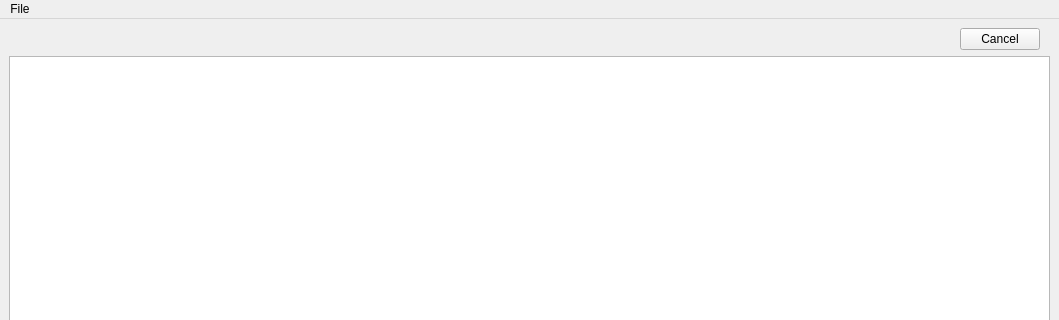
Old version of the form ui_files/main-window.ui in the repository abeshahsan/Photo-Wizard; both pictures show x 0 to 1059 and y 0 to 320 of the 1059 by 663 pixel window.
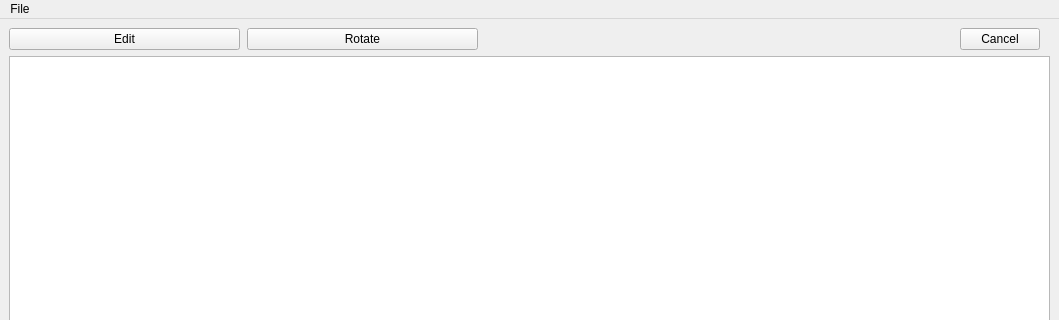
New version of the form.

```diff
--- a/ui_files/main-window.ui
+++ b/ui_files/main-window.ui
@@ -46,7 +46,7 @@
       <enum>QLayout::SetNoConstraint</enum>
      </property>
      <item>
-      <layout class="QHBoxLayout" name="edit_toolbar" stretch="1,0">
+      <layout class="QHBoxLayout" name="edit_toolbar" stretch="1,1,0">
        <property name="spacing">
         <number>7</number>
        </property>
@@ -57,7 +57,25 @@
         <number>10</number>
        </property>
        <item>
-        <widget class="QWidget" name="horizontalWidget_3" native="true">
+        <layout class="QHBoxLayout" name="horizontalLayout_3">
+         <item>
+          <widget class="QPushButton" name="pushButton">
+           <property name="text">
+            <string>Edit</string>
+           </property>
+          </widget>
+         </item>
+         <item>
+          <widget class="QPushButton" name="pushButton_2">
+           <property name="text">
+            <string>Rotate</string>
+           </property>
+          </widget>
+         </item>
+        </layout>
+       </item>
+       <item>
+        <widget class="QWidget" name="alignment_widget_1" native="true">
          <layout class="QHBoxLayout" name="horizontalLayout"/>
         </widget>
        </item>
```
Left out of the diff: 4 changed lines with no effect on the pictures.
